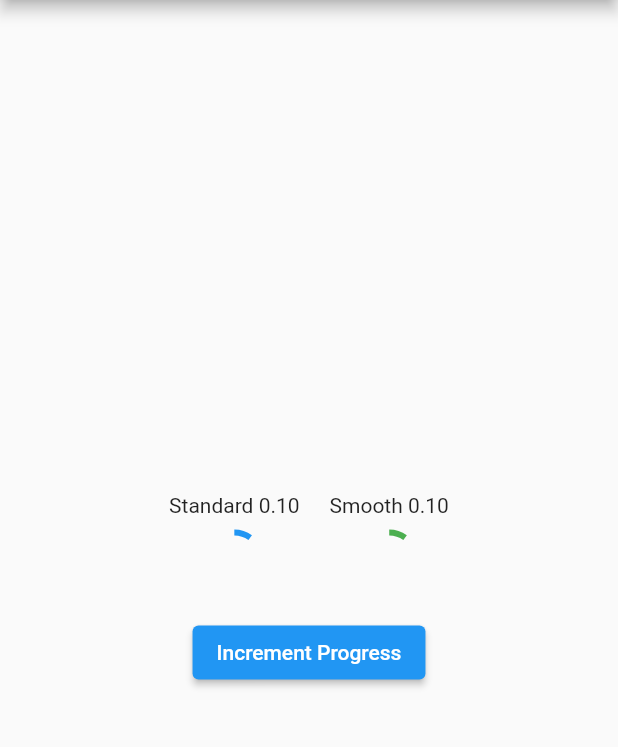
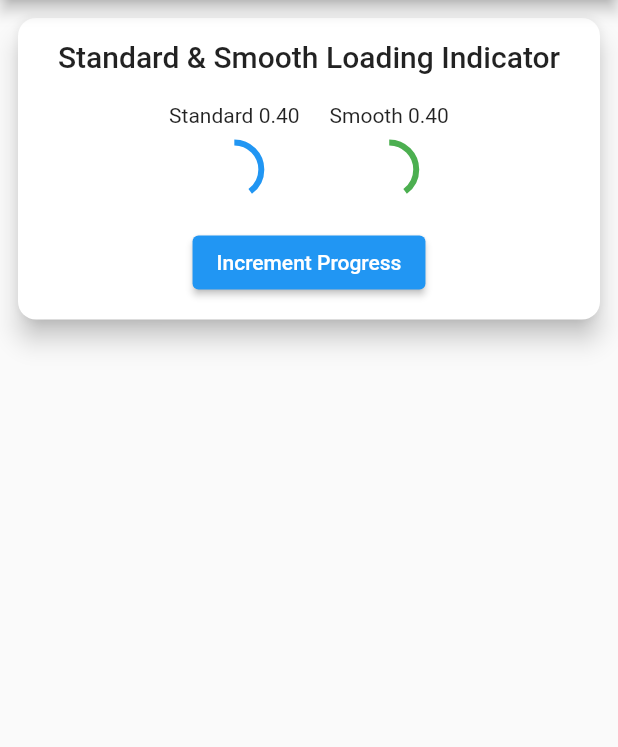
Before and after one commit to jArecki444/Sandbox_Practice_Flutter, a Flutter app: the screen it shows after launch, after a tap on "Increment Progress", on a phone screen of 412 x 824 dp, the part 84-831 px from its top. Run offline on Flutter 3.47's test engine with Material 2 defaults, Android fonts, the phone set to English and light mode, and no system bars.

Commit message:
Split animated progress indicator into separate card widget

```diff
--- /dev/null
+++ b/lib/cards/animated_progress_indicator.dart
@@ -0,0 +1,72 @@
+
+
+import 'package:flutter/material.dart';
+
+import '../animations/implicit/smooth_loading_indicator.dart';
+import '../animations/implicit/smooth_text_progress.dart';
+
+class AnimatedProgressIndicatorCard extends StatelessWidget {
+  const AnimatedProgressIndicatorCard(
+      {Key? key, required this.progress, required this.incrementProgress})
+      : super(key: key);
+
+  final double progress;
+  final VoidCallback incrementProgress;
+  @override
+  Widget build(BuildContext context) {
+    return Card(
+      margin: const EdgeInsets.all(12.0),
+      shape: RoundedRectangleBorder(
+        borderRadius: BorderRadius.circular(12.0),
+      ),
+      elevation: 7,
+      child: Padding(
+        padding: const EdgeInsets.all(14.0),
+        child: Column(
+          children: [
+            Text('Standard & Smooth Loading Indicator',
+                style: Theme.of(context).textTheme.headline6),
+            const SizedBox(height: 20),
+            Row(
+              mainAxisAlignment: MainAxisAlignment.center,
+              children: [
+                Column(
+                  children: [
+                    Visibility(
+                      visible: progress > 0,
+                      child: Text('Standard ${progress.toStringAsFixed(2)}'),
+                    ),
+                    const SizedBox(height: 10),
+                    CircularProgressIndicator(
+                      color: Colors.blue,
+                      value: progress,
+                    ),
+                  ],
+                ),
+                const SizedBox(width: 20),
+                Column(
+                  children: [
+                    Visibility(
+                      visible: progress > 0,
+                      child: SmoothTextProgress(progress: progress),
+                    ),
+                    const SizedBox(height: 10),
+                    SmoothLoadingIndicator(
+                      color: Colors.green,
+                      progress: progress,
+                    ),
+                  ],
+                ),
+              ],
+            ),
+            const SizedBox(height: 20),
+            ElevatedButton(
+              onPressed: incrementProgress,
+              child: const Text('Increment Progress'),
+            ),
+          ],
+        ),
+      ),
+    );
+  }
+}
--- a/lib/main.dart
+++ b/lib/main.dart
@@ -1,6 +1,8 @@
 import 'package:flutter/material.dart';
 import 'package:sandbox_practice_flutter/animations/implicit/smooth_loading_indicator.dart';
 import 'package:sandbox_practice_flutter/animations/implicit/smooth_text_progress.dart';
+
+import 'cards/animated_progress_indicator.dart';
 
 void main() {
   runApp(const MyApp());
@@ -40,7 +42,7 @@
 }
 
 class _MyHomePageState extends State<MyHomePage> {
-  double _progress = 0.0;
+  double _progress = 0.3;
 
   void _incrementProgress() {
     setState(() {
@@ -58,48 +60,12 @@
       appBar: AppBar(
         title: Text(widget.title),
       ),
-      body: Center(
-        child: Column(
-          mainAxisAlignment: MainAxisAlignment.center,
-          children: <Widget>[
-            const SizedBox(height: 20),
-            Row(
-              mainAxisAlignment: MainAxisAlignment.center,
-              children: [
-                Column(
-                  children: [
-                    Visibility(
-                      visible: _progress > 0,
-                      child: Text('Standard ${_progress.toStringAsFixed(2)}'),
-                    ),
-                    const SizedBox(height: 10),
-                    CircularProgressIndicator(
-                      color: Colors.blue,
-                      value: _progress,
-                    ),
-                  ],
-                ),
-                const SizedBox(width: 20),
-                Column(children: [
-                  Visibility(
-                    visible: _progress > 0,
-                    child: SmoothTextProgress(progress: _progress),
-                  ),
-                  const SizedBox(height: 10),
-                  SmoothLoadingIndicator(
-                    color: Colors.green,
-                    progress: _progress,
-                  ),
-                ]),
-              ],
-            ),
-            const SizedBox(height: 20),
-            ElevatedButton(
-              onPressed: _incrementProgress,
-              child: const Text('Increment Progress'),
-            ),
-          ],
-        ),
+      body: Column(
+        mainAxisAlignment: MainAxisAlignment.start,
+        children: <Widget>[
+          AnimatedProgressIndicatorCard(
+              incrementProgress: _incrementProgress, progress: _progress),
+        ],
       ),
     );
   }
```
